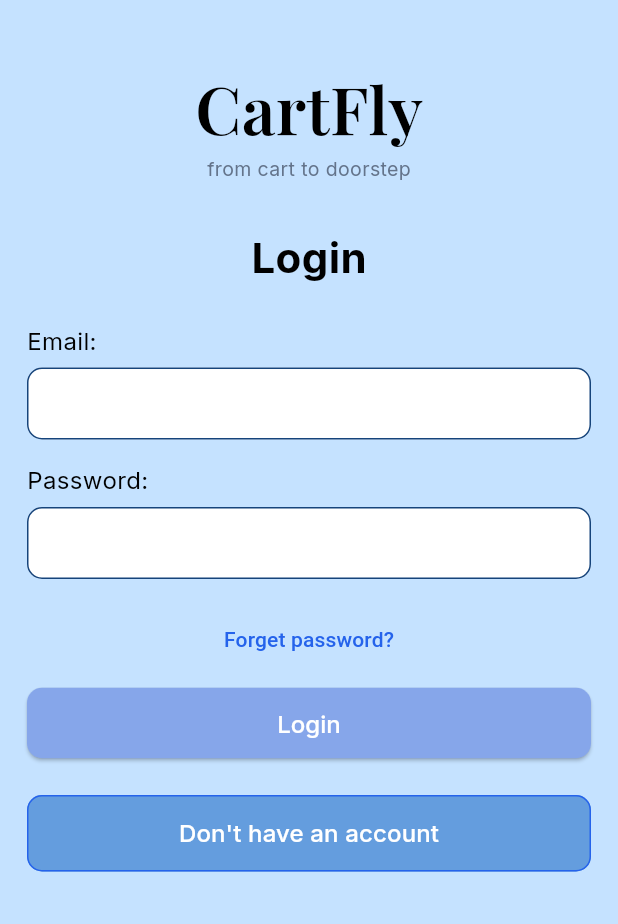
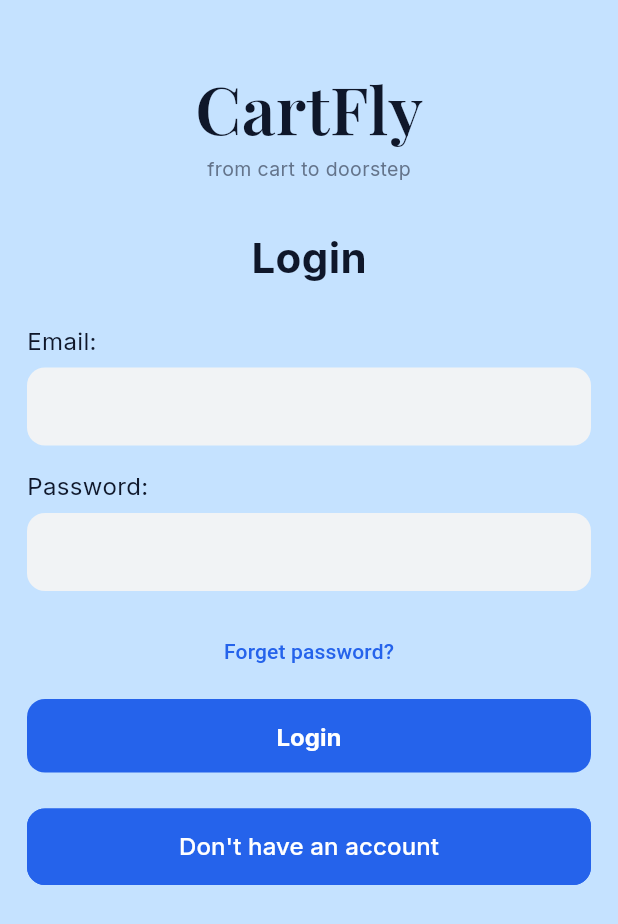
Before and after one commit to ahmedevsaad/Cart-Fly-App, a Flutter app: the screen it shows after launch, on a phone screen of 412 x 824 dp. Shown: the top 924 px of the screen. Run offline on Flutter 3.47's test engine with Material 3 defaults, Android fonts, the phone set to English and light mode, and no system bars; our stand-ins replace cloud_firestore, firebase_auth, firebase_core, flutter_map, flutter_svg, go_router and 3 more; missing offline and left inert: country_flags; accounts and stored records are empty.

Commit message:
feat(theme): redesign tokens + asset sync (Stage 0-1)
- color tokens: #2563EB primary, gray #F1F3F5 fields, soft elevation
- gray filled inputs, solid blue buttons, no hard borders
- logo wordmark w800 brand-blue
- synced redesign maps/warehouse/hero assets
- temporary token aliases bridge screens until Stage 2 widget migration

Co-Authored-By: Claude Opus 4.8 (1M context) <noreply@anthropic.com>

```diff
--- a/lib/theme/app_colors.dart
+++ b/lib/theme/app_colors.dart
@@ -1,25 +1,45 @@
 import 'package:flutter/material.dart';
 
-/// CartFly color tokens — mirror of html/design-system.css :root.
+/// CartFly color tokens — mirror of `CartFly Redesign.dc.html` design system.
 class AppColors {
   AppColors._();
 
   static const bgSplash = Color(0xFFC5E2FF);
   static const bgPage = Color(0xFFFFFFFF);
-  static const primary = Color(0xFF2563EB);
-  static const btnFill = Color(0xFF86A6EA);
-  static const btnAlt = Color(0xFF649DDE);
-  static const borderStrong = Color(0xFF16447B);
-  static const inputBg = Color(0xFFFFFFFF);
-  static const inputBgAlt = Color(0xFFF1F3F5);
-  static const inputBorder = Color(0xFF848484);
-  static const text = Color(0xFF000000);
-  static const textSoft = Color(0xFF120101);
+  static const primary = Color(0xFF2563EB); // brand blue — buttons + accents
+  static const navy = Color(0xFF16335E); // deep accent / icon strokes
+  static const fieldBg = Color(0xFFF1F3F5); // gray input/card fill
+  static const cardBorder = Color(0xFFE2E8F0); // hairline border
+  static const text = Color(0xFF0F172A); // slate-900
   static const muted = Color(0xFF64748B);
-  static const navBar = Color(0xFF86A6EA);   // bottom bar background
-  static const navPill = Color(0xFFC7D3F2);  // inactive nav item pill
+  static const mutedLabel = Color(0xFF475569); // field labels
+  static const mutedDisabled = Color(0xFF94A3B8);
+  static const success = Color(0xFF15803D);
+  static const successBg = Color(0xFFDCFCE7);
   static const danger = Color(0xFFEF4444);
-  static const cardBg = Color(0xFFECEEF0);
+  static const navIdle = Color(0xFF7E8AA0); // idle bottom-nav icon
+  static const cardBg = Color(0xFFF1F3F5);
 
-  static const double radius = 10;
+  static const double radius = 12; // fields
+  static const double radiusCard = 16; // cards
+  static const double radiusPill = 999;
+
+  // --- Temporary aliases (removed in Stage 2 Task 2.7 once widgets migrate) ---
+  static const btnFill = primary;
+  static const btnAlt = primary;
+  static const navBar = primary;
+  static const navPill = fieldBg;
+  static const inputBg = bgPage;
+  static const inputBgAlt = fieldBg;
+  static const inputBorder = cardBorder;
+  static const textSoft = text;
+  static const borderStrong = navy;
+
+  // Soft elevations (use in BoxShadow lists).
+  static const List<BoxShadow> shadowSoft = [
+    BoxShadow(color: Color(0x0D0F172A), blurRadius: 3, offset: Offset(0, 1)),
+  ];
+  static const List<BoxShadow> shadowCard = [
+    BoxShadow(color: Color(0x210F172A), blurRadius: 44, offset: Offset(0, 18)),
+  ];
 }
--- a/lib/theme/app_text.dart
+++ b/lib/theme/app_text.dart
@@ -8,7 +8,7 @@ class AppText {
   AppText._();
 
   static TextStyle get logo => GoogleFonts.playfairDisplay(
-      fontSize: 32, fontWeight: FontWeight.w600, color: AppColors.text);
+      fontSize: 32, fontWeight: FontWeight.w800, color: AppColors.primary);
   static TextStyle get display => GoogleFonts.playfairDisplay(
       fontSize: 44, fontWeight: FontWeight.w600, color: AppColors.text);
   static TextStyle get title => GoogleFonts.inter(
--- a/lib/theme/app_theme.dart
+++ b/lib/theme/app_theme.dart
@@ -13,25 +13,32 @@ ThemeData buildAppTheme() {
     textTheme: base.textTheme.apply(bodyColor: AppColors.text),
     inputDecorationTheme: InputDecorationTheme(
       filled: true,
-      fillColor: AppColors.inputBg,
-      contentPadding: const EdgeInsets.symmetric(horizontal: 12, vertical: 12),
+      fillColor: AppColors.fieldBg,
+      contentPadding: const EdgeInsets.symmetric(horizontal: 12, vertical: 14),
+      hintStyle: AppText.body.copyWith(color: AppColors.mutedDisabled),
       border: OutlineInputBorder(
         borderRadius: BorderRadius.circular(AppColors.radius),
-        borderSide: const BorderSide(color: AppColors.borderStrong),
+        borderSide: BorderSide.none,
       ),
       enabledBorder: OutlineInputBorder(
         borderRadius: BorderRadius.circular(AppColors.radius),
-        borderSide: const BorderSide(color: AppColors.borderStrong),
+        borderSide: BorderSide.none,
+      ),
+      focusedBorder: OutlineInputBorder(
+        borderRadius: BorderRadius.circular(AppColors.radius),
+        borderSide: const BorderSide(color: AppColors.primary, width: 1.5),
       ),
     ),
     elevatedButtonTheme: ElevatedButtonThemeData(
       style: ElevatedButton.styleFrom(
-        backgroundColor: AppColors.btnFill,
+        backgroundColor: AppColors.primary,
         foregroundColor: Colors.white,
-        textStyle: AppText.bodyMedium.copyWith(color: Colors.white),
+        textStyle: AppText.bodyMedium.copyWith(
+            color: Colors.white, fontWeight: FontWeight.w700),
         shape: RoundedRectangleBorder(
             borderRadius: BorderRadius.circular(AppColors.radius)),
-        padding: const EdgeInsets.symmetric(vertical: 14, horizontal: 20),
+        padding: const EdgeInsets.symmetric(vertical: 15, horizontal: 20),
+        elevation: 0,
       ),
     ),
   );
```
Also changed, not shown: assets/images/avatar.png (added), assets/images/calc-before.jpg (added), assets/images/china-warehouse.jpg (added), assets/images/watermark.jpg (added), assets/images/welcome-hero-redesign.jpg (added), assets/images/wh-china.png (added), assets/images/wh-egypt.png (added), assets/images/wh-saudi.png (added), assets/images/wh-uae.png (added), assets/images/wh-usa.png (added), assets/maps/map-china.jpg (added), assets/maps/map-egypt.png (added), assets/maps/map-saudi.png (added), assets/maps/map-uae.png (added), 1 more files.
